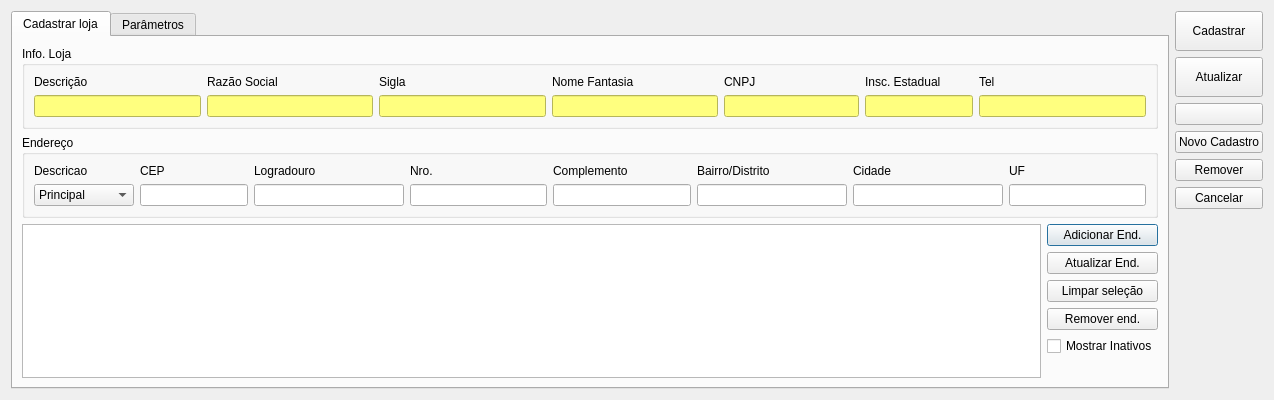
Above: ui/cadastroloja.ui from lellisls/ERP-STACCATO before the change. Below: the same form after it.
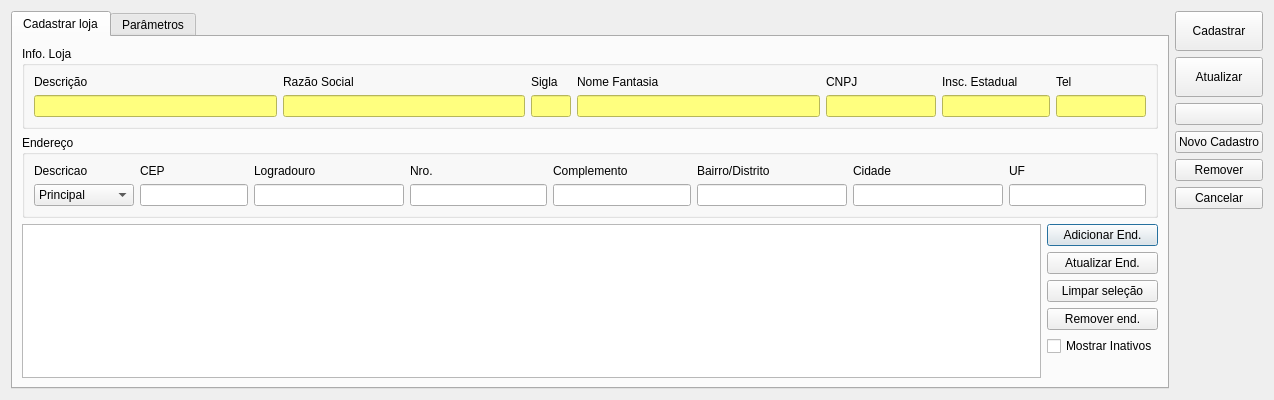
That is the form after the change. Icons and pictures are not drawn. Custom widgets are drawn as their Qt base class.

Commit message: Pequenas correções nos .ui

Diff of the .ui file:
```diff
--- a/ui/cadastroloja.ui
+++ b/ui/cadastroloja.ui
@@ -352,7 +352,7 @@
             </property>
             <property name="maximumSize">
              <size>
-              <width>135</width>
+              <width>110</width>
               <height>16777215</height>
              </size>
             </property>
@@ -411,7 +411,7 @@
             </property>
             <property name="maximumSize">
              <size>
-              <width>135</width>
+              <width>110</width>
               <height>16777215</height>
              </size>
             </property>
@@ -422,10 +422,10 @@
           </item>
           <item row="1" column="7">
            <widget class="LineEditTel" name="lineEditTel">
-            <property name="minimumSize">
+            <property name="maximumSize">
              <size>
-              <width>100</width>
-              <height>0</height>
+              <width>90</width>
+              <height>16777215</height>
              </size>
             </property>
             <property name="styleSheet">
@@ -449,10 +449,10 @@
           </item>
           <item row="1" column="2">
            <widget class="QLineEdit" name="lineEditSIGLA">
-            <property name="minimumSize">
+            <property name="maximumSize">
              <size>
-              <width>120</width>
-              <height>0</height>
+              <width>40</width>
+              <height>16777215</height>
              </size>
             </property>
             <property name="styleSheet">
```
The commit also changes 3 other files.
